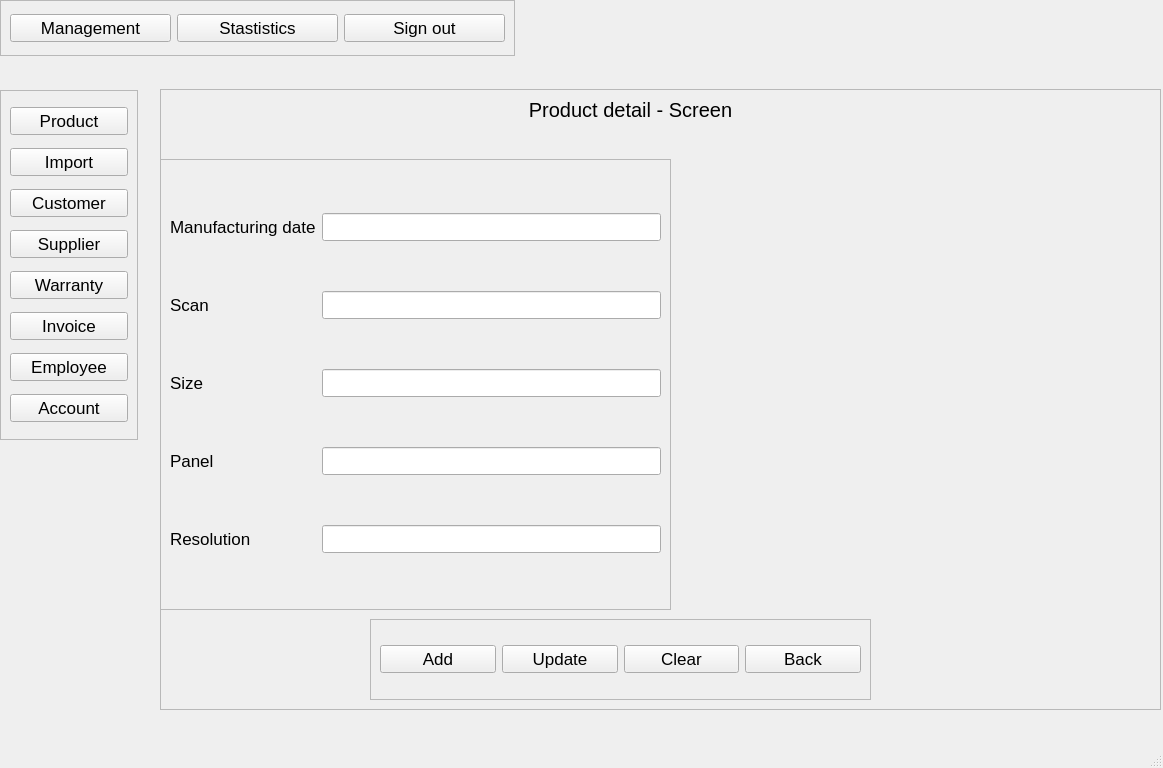
Before: the Qt Designer form src/View/VIewUI/Screen.ui in Hai1205/ComputerStore-Python-, drawn with Qt 5.
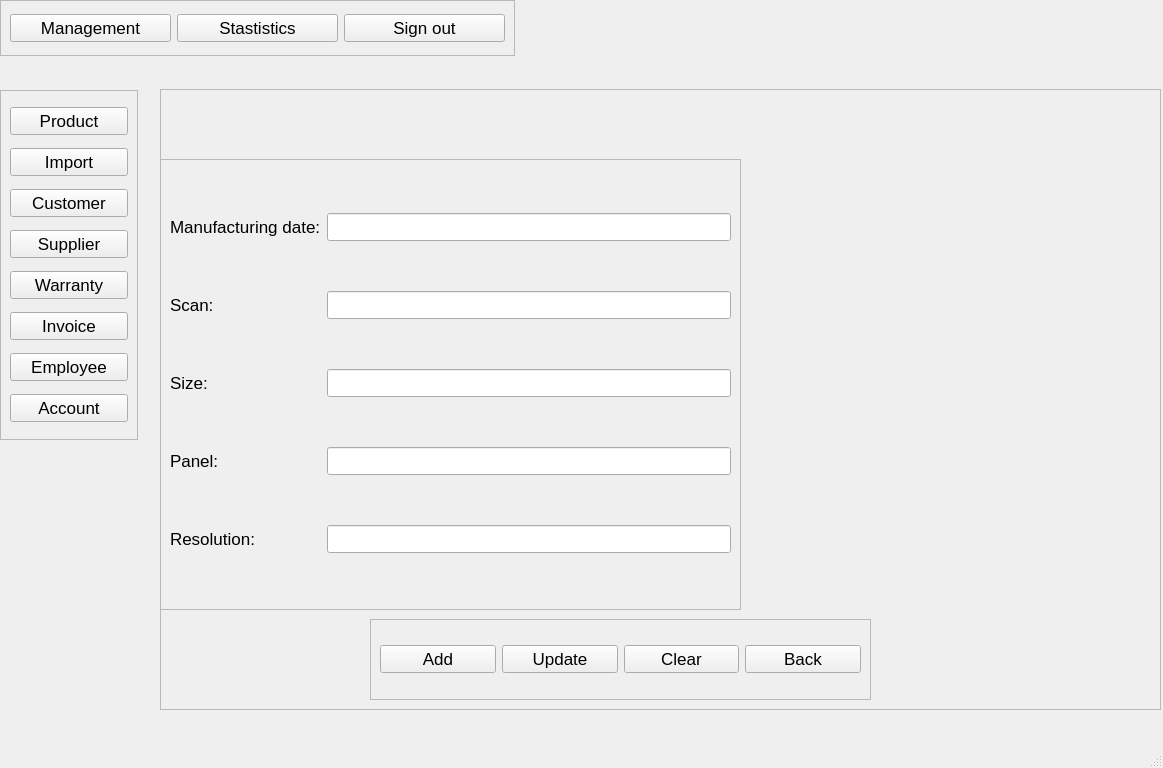
After: the same form once the commit is applied.

The edit to the form file:
```diff
--- a/src/View/VIewUI/Screen.ui
+++ b/src/View/VIewUI/Screen.ui
@@ -49,7 +49,7 @@
       </font>
      </property>
      <property name="text">
-      <string>Product detail - Screen</string>
+      <string/>
      </property>
      <property name="alignment">
       <set>Qt::AlignCenter</set>
@@ -60,7 +60,7 @@
       <rect>
        <x>0</x>
        <y>70</y>
-       <width>511</width>
+       <width>581</width>
        <height>451</height>
       </rect>
      </property>
@@ -74,7 +74,7 @@
       <item row="2" column="0">
        <widget class="QLabel" name="label_4">
         <property name="text">
-         <string>Scan</string>
+         <string>Scan:</string>
         </property>
        </widget>
       </item>
@@ -84,7 +84,7 @@
       <item row="0" column="0">
        <widget class="QLabel" name="label_2">
         <property name="text">
-         <string>Manufacturing date</string>
+         <string>Manufacturing date:</string>
         </property>
        </widget>
       </item>
@@ -94,14 +94,14 @@
       <item row="5" column="0">
        <widget class="QLabel" name="label_6">
         <property name="text">
-         <string>Resolution</string>
+         <string>Resolution:</string>
         </property>
        </widget>
       </item>
       <item row="4" column="0">
        <widget class="QLabel" name="label_3">
         <property name="text">
-         <string>Panel</string>
+         <string>Panel:</string>
         </property>
        </widget>
       </item>
@@ -117,7 +117,7 @@
       <item row="3" column="0">
        <widget class="QLabel" name="label_5">
         <property name="text">
-         <string>Size</string>
+         <string>Size:</string>
         </property>
        </widget>
       </item>
```
Left out of the diff: 2 changed lines with no effect on the pictures.
